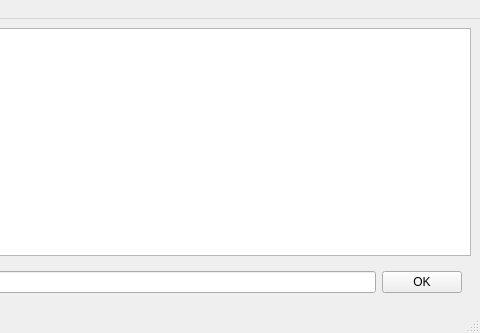
Before: the Qt Designer form soarlog_qt4.ui in tribeiro/soarlog, drawn with Qt 5; both pictures show x 220 to 700 and y 0 to 333 of the 700 by 333 pixel window.
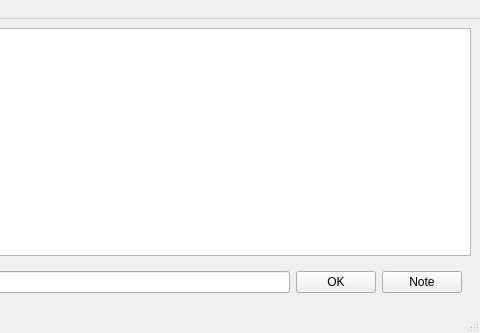
After: the same form once the commit is applied.

Commit message: Improved addition of note. Now the user must add the project id. Some other minor improvements.

The edit to the form file:
```diff
--- a/soarlog_qt4.ui
+++ b/soarlog_qt4.ui
@@ -38,6 +38,13 @@
              </property>
             </widget>
            </item>
+           <item>
+            <widget class="QPushButton" name="addNoteButton">
+             <property name="text">
+              <string>Note</string>
+             </property>
+            </widget>
+           </item>
           </layout>
          </item>
         </layout>
```
The commit also changes 3 other files.
